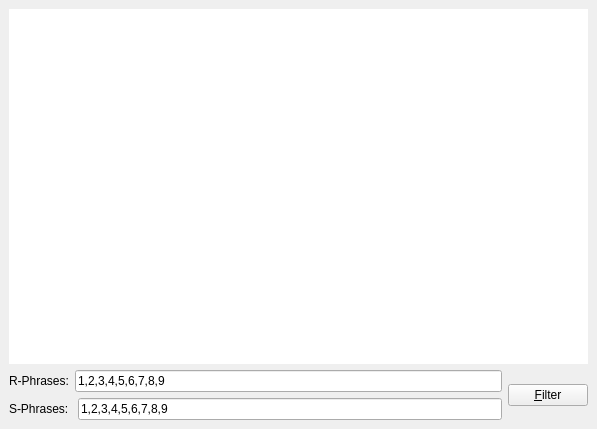
First picture: the form in src/rswidget.ui, repository KDE/kalzium, before the edit.
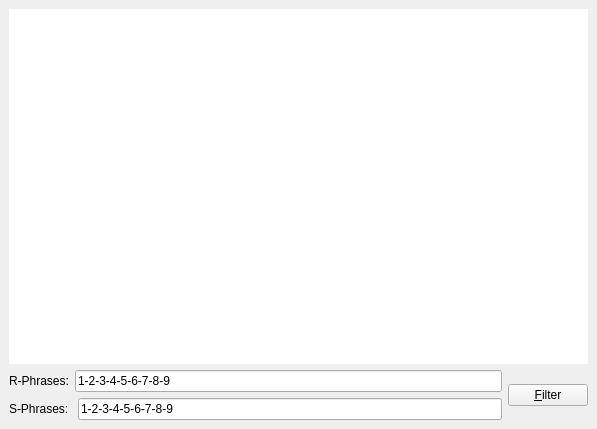
Second picture: the form after the edit.

Commit message: * Converted commas into hyphens in R/S dialog * Inserted real R/S phrases on elements.xml for Hydrogen and Helium

```diff
--- a/src/rswidget.ui
+++ b/src/rswidget.ui
@@ -65,7 +65,7 @@
             <string>Enter the R-Phrases you want to read</string>
            </property>
            <property name="text" >
-            <string>1,2,3,4,5,6,7,8,9</string>
+            <string>1-2-3-4-5-6-7-8-9</string>
            </property>
           </widget>
          </item>
@@ -98,7 +98,7 @@
             <string>Enter the S-Phrases you want to read</string>
            </property>
            <property name="text" >
-            <string>1,2,3,4,5,6,7,8,9</string>
+            <string>1-2-3-4-5-6-7-8-9</string>
            </property>
           </widget>
          </item>
```
The commit also changes 2 other files.
